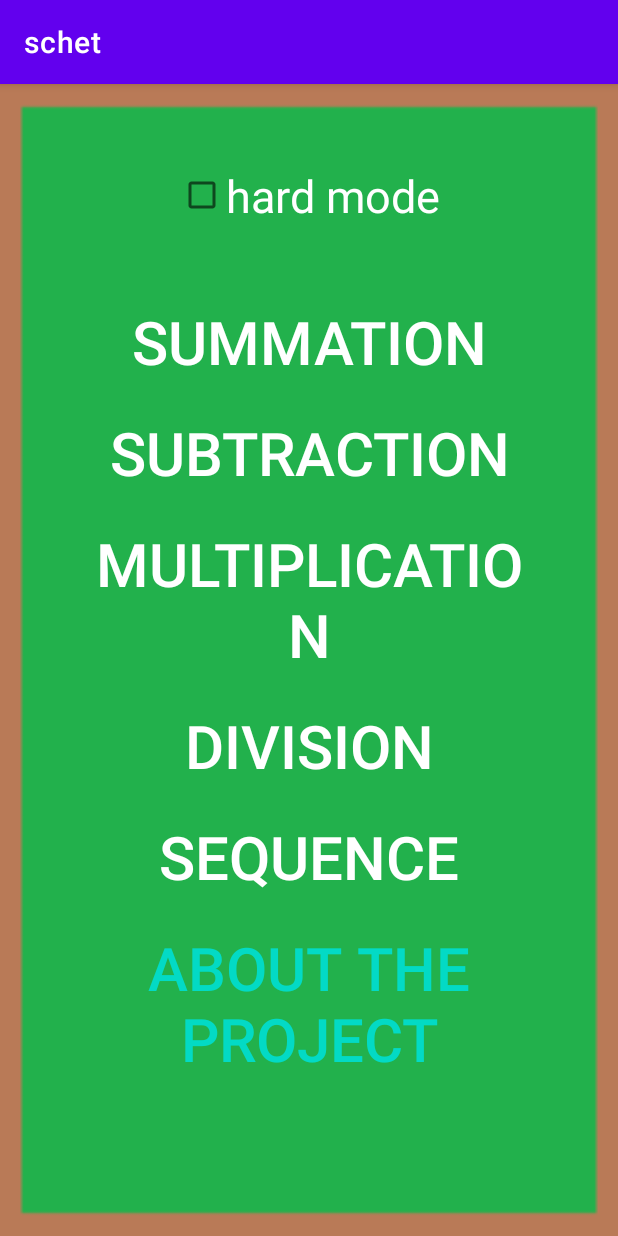
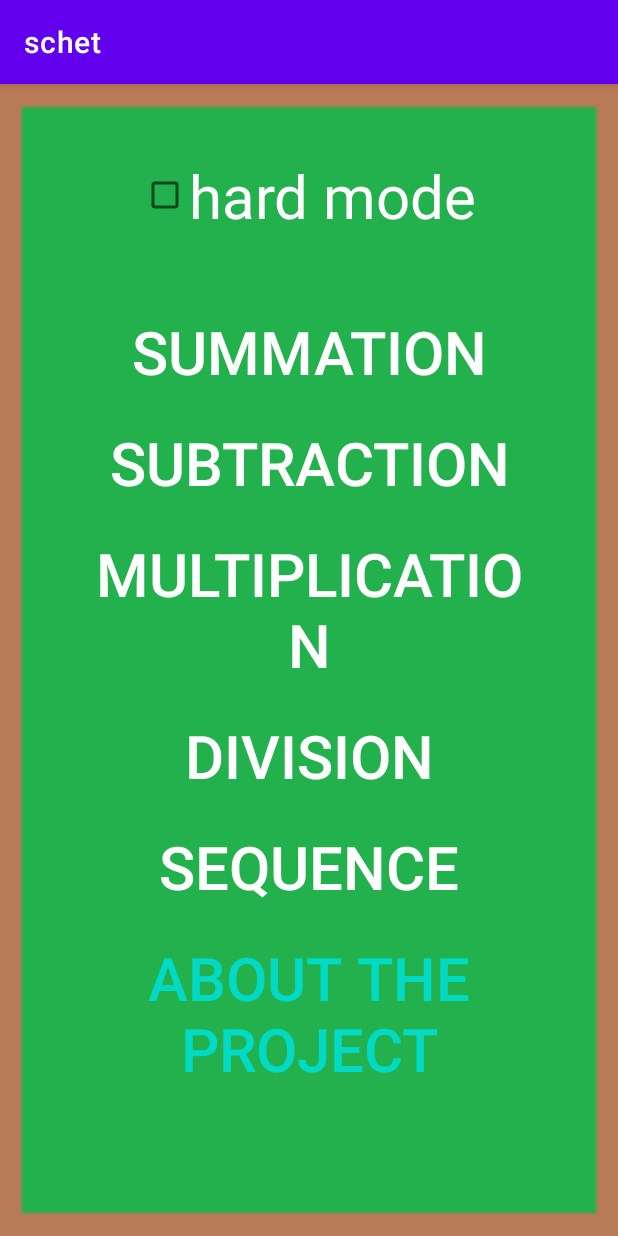
Before and after one commit to Coba3605/Project, an Android app: the screen it shows after launch (MenuActivity), on a phone screen of 412 x 824 dp. Run offline under Robolectric (Android 15) with nearby library versions, the phone set to English and light mode, and no system bars.

Commit message:
finalll push

```diff
--- a/app/src/main/res/layout/activity_menu.xml
+++ b/app/src/main/res/layout/activity_menu.xml
@@ -16,7 +16,7 @@
             android:layout_height="wrap_content"
             android:text="@string/hard_mode"
             android:textColor="@color/white"
-            android:textSize="30sp" />
+            android:textSize="40sp" />
     </LinearLayout>
 
     <ScrollView
```
